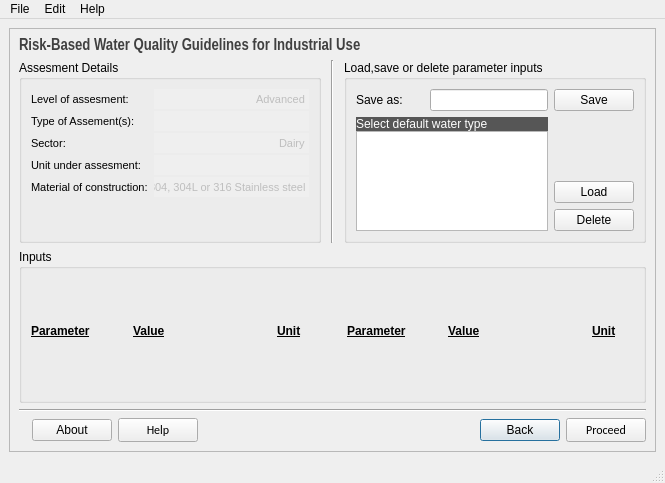
The window that src/main/resources/base/bInput.ui (ChiromboKenT/Industrial-Water-Quality-Guidelines-DSS) describes before a commit, drawn with Qt 5.
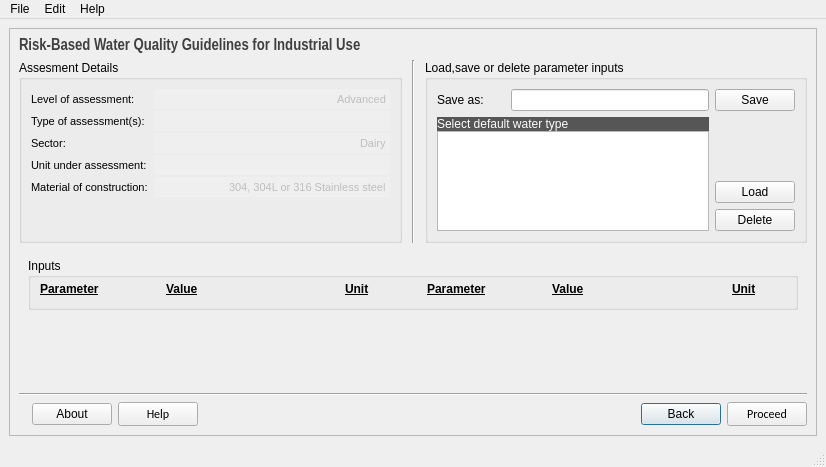
The same window after the commit. Icons and pictures are not drawn.

```diff
--- a/src/main/resources/base/bInput.ui
+++ b/src/main/resources/base/bInput.ui
@@ -6,8 +6,8 @@
    <rect>
     <x>0</x>
     <y>0</y>
-    <width>665</width>
-    <height>483</height>
+    <width>826</width>
+    <height>467</height>
    </rect>
   </property>
   <property name="sizePolicy">
@@ -22,6 +22,9 @@
   <property name="animated">
    <bool>true</bool>
   </property>
+  <property name="documentMode">
+   <bool>false</bool>
+  </property>
   <property name="dockNestingEnabled">
    <bool>false</bool>
   </property>
@@ -88,7 +91,7 @@
             <widget class="QGroupBox" name="groupBox_2">
              <property name="minimumSize">
               <size>
-               <width>300</width>
+               <width>370</width>
                <height>0</height>
               </size>
              </property>
@@ -126,7 +129,7 @@
                    </font>
                   </property>
                   <property name="text">
-                   <string>Level of assesment:</string>
+                   <string>Level of assessment:</string>
                   </property>
                  </widget>
                 </item>
@@ -171,7 +174,7 @@
                    </font>
                   </property>
                   <property name="text">
-                   <string>Type of Assement(s):</string>
+                   <string>Type of assessment(s):</string>
                   </property>
                  </widget>
                 </item>
@@ -246,7 +249,7 @@
                    </font>
                   </property>
                   <property name="text">
-                   <string>Unit under assesment:</string>
+                   <string>Unit under assessment:</string>
                   </property>
                  </widget>
                 </item>
@@ -306,6 +309,12 @@
                     <verstretch>0</verstretch>
                    </sizepolicy>
                   </property>
+                  <property name="minimumSize">
+                   <size>
+                    <width>200</width>
+                    <height>0</height>
+                   </size>
+                  </property>
                   <property name="font">
                    <font>
                     <pointsize>8</pointsize>
@@ -373,7 +382,7 @@
             <widget class="QGroupBox" name="groupBox">
              <property name="minimumSize">
               <size>
-               <width>300</width>
+               <width>370</width>
                <height>0</height>
               </size>
              </property>
@@ -557,7 +566,8 @@
           </layout>
          </item>
          <item>
-          <layout class="QHBoxLayout" name="horizontalLayout_7">
+          <widget class="QFrame" name="vertLayoutInputs">
+           <layout class="QVBoxLayout" name="verticalLayout">
            <item>
             <widget class="QGroupBox" name="groupBox_3">
              <property name="sizePolicy">
@@ -787,7 +797,24 @@
              </layout>
             </widget>
            </item>
-          </layout>
+            <item>
+             <spacer name="verticalSpacer">
+              <property name="orientation">
+               <enum>Qt::Vertical</enum>
+              </property>
+              <property name="sizeType">
+               <enum>QSizePolicy::MinimumExpanding</enum>
+              </property>
+              <property name="sizeHint" stdset="0">
+               <size>
+                <width>20</width>
+                <height>20</height>
+               </size>
+              </property>
+             </spacer>
+            </item>
+           </layout>
+          </widget>
          </item>
         </layout>
        </item>
@@ -936,8 +963,8 @@
     <rect>
      <x>0</x>
      <y>0</y>
-     <width>665</width>
-     <height>21</height>
+     <width>826</width>
+     <height>26</height>
     </rect>
    </property>
    <widget class="QMenu" name="menuFile">
```
Lines whose indentation alone changed are shown as unchanged.
